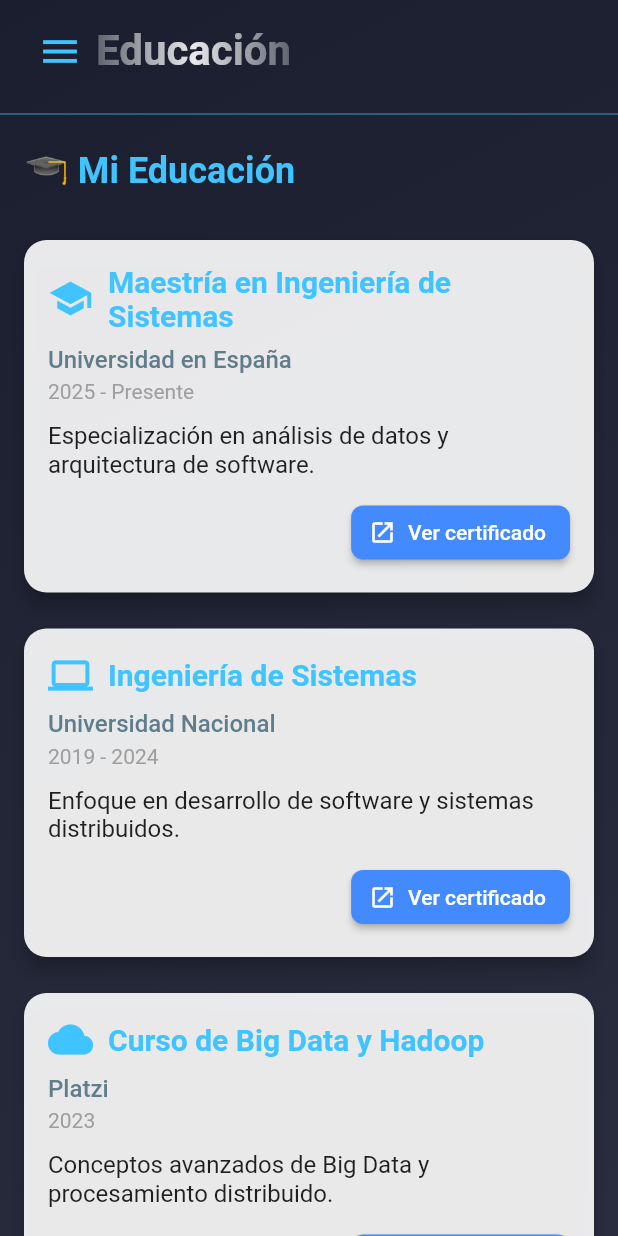
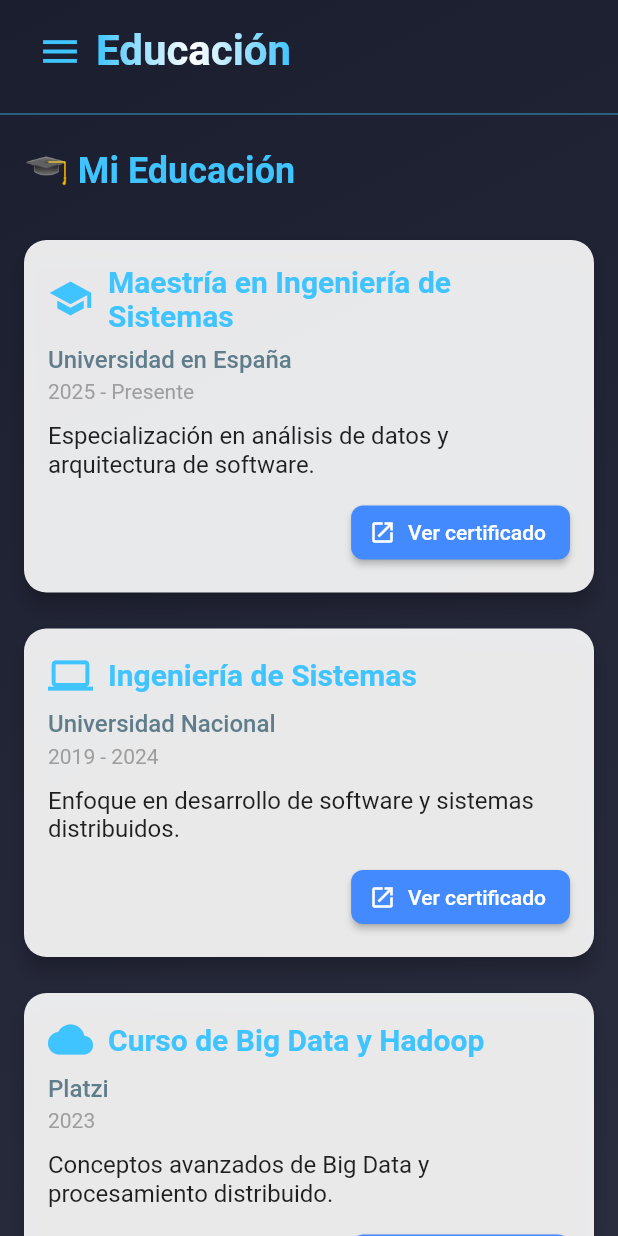
Before and after one commit to jfpazto/MyWebApp, a Flutter app: the EducationPage screen opened directly, on a phone screen of 412 x 824 dp. Run offline on Flutter 3.47's test engine with Material 2 defaults, Android fonts, the phone set to English and light mode, and no system bars; our stand-ins replace animated_text_kit.

Commit message:
Ajuste page education

```diff
--- a/lib/pages/education_page.dart
+++ b/lib/pages/education_page.dart
@@ -14,7 +14,7 @@ class _EducationPageState extends State<EducationPage> with SingleTickerProvider
   void initState() {
     super.initState();
 
-    // ✨ Animación para el destello en la AppBar
+    // ✨ Animación para el destello en el título "Educación"
     _controller = AnimationController(
       vsync: this,
       duration: Duration(milliseconds: 1500),
@@ -36,7 +36,7 @@ class _EducationPageState extends State<EducationPage> with SingleTickerProvider
     bool isMobile = MediaQuery.of(context).size.width < 600;
 
     return Scaffold(
-      drawer: isMobile ? CustomNavigationDrawer() : null, // Drawer solo en móviles
+      drawer: isMobile ? CustomNavigationDrawer() : null, // Solo en móviles
       body: Builder(
         builder: (context) => Row(
           children: [
@@ -53,7 +53,7 @@ class _EducationPageState extends State<EducationPage> with SingleTickerProvider
                 ),
                 child: Column(
                   children: [
-                    // **Encabezado con botón de menú**
+                    // **Encabezado con botón de menú en móviles**
                     Container(
                       padding: EdgeInsets.symmetric(vertical: 10, horizontal: 16),
                       child: Row(
@@ -68,18 +68,22 @@ class _EducationPageState extends State<EducationPage> with SingleTickerProvider
                           ShaderMask(
                             shaderCallback: (Rect bounds) {
                               return LinearGradient(
+                                colors: [
+                                  Colors.lightBlueAccent,
+                                  Colors.white,
+                                  Colors.lightBlueAccent,
+                                ],
                                 begin: Alignment.centerLeft,
                                 end: Alignment.centerRight,
-                                colors: [
-                                  Colors.white.withOpacity(0.3),
-                                  Colors.white.withOpacity(0.9),
-                                  Colors.white.withOpacity(0.3),
-                                ],
                               ).createShader(bounds);
                             },
                             child: Text(
                               'Educación',
-                              style: TextStyle(fontSize: 28, fontWeight: FontWeight.bold, color: Colors.white),
+                              style: TextStyle(
+                                fontSize: 28,
+                                fontWeight: FontWeight.bold,
+                                color: Colors.white, // Color base, el shader lo modificará
+                              ),
                             ),
                           ),
                         ],
@@ -99,6 +103,24 @@ class _EducationPageState extends State<EducationPage> with SingleTickerProvider
                               style: TextStyle(fontSize: 24, fontWeight: FontWeight.bold, color: Colors.lightBlueAccent),
                             ),
                             SizedBox(height: 20),
+                            _buildAnimatedEducationList(),
+                          ],
+                        ),
+                      ),
+                    ),
+                  ],
+                ),
+              ),
+            ),
+          ],
+        ),
+      ),
+    );
+  }
+
+  // 📌 Animación suave al mostrar los elementos de educación
+  Widget _buildAnimatedEducationList() {
+    final List<EducationItem> educationItems = [
       EducationItem(
         title: 'Maestría en Ingeniería de Sistemas',
         institution: 'Universidad en España',
@@ -131,17 +153,26 @@ class _EducationPageState extends State<EducationPage> with SingleTickerProvider
         certificateUrl: 'https://aws.amazon.com/certification/',
         icon: Icons.cloud_done,
       ),
-                          ],
+    ];
+
+    return Column(
+      children: List.generate(educationItems.length, (index) {
+        return TweenAnimationBuilder<double>(
+          duration: Duration(milliseconds: 800 + (index * 200)), // Diferentes tiempos de aparición
+          tween: Tween(begin: 0, end: 1),
+          curve: Curves.easeOut,
+          builder: (context, value, child) {
+            return Opacity(
+              opacity: value,
+              child: Transform.translate(
+                offset: Offset(0, (1 - value) * 20),
+                child: child,
               ),
-                      ),
-                    ),
-                  ],
-                ),
-              ),
-            ),
-          ],
-        ),
-      ),
+            );
+          },
+          child: educationItems[index],
+        );
+      }),
     );
   }
 }
```
Lines whose indentation alone changed are shown as unchanged.
